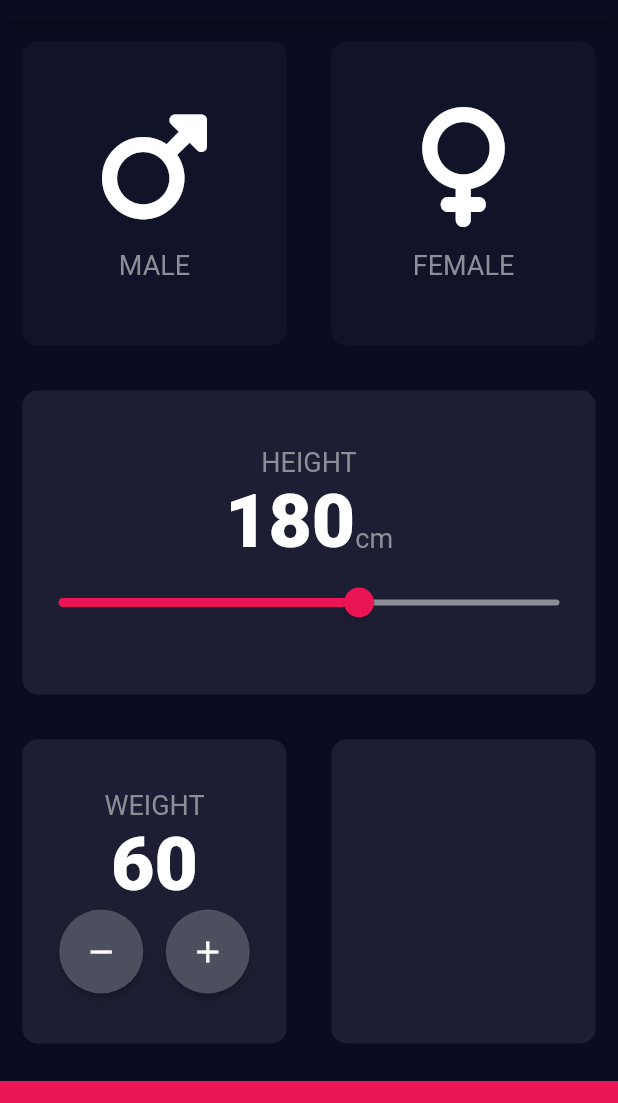
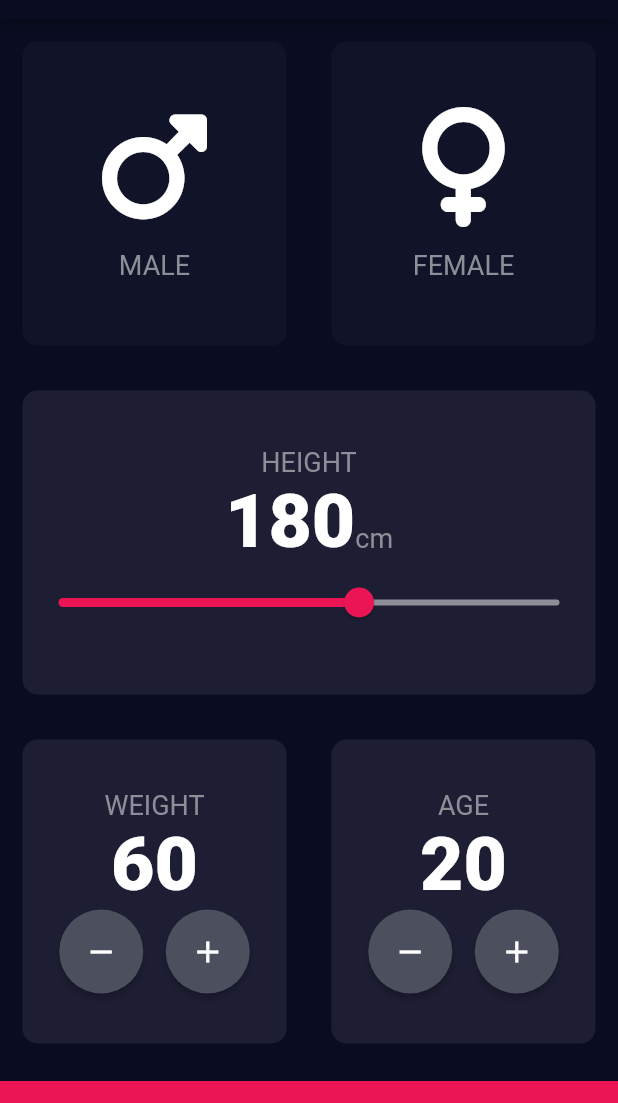
Before and after one commit to Z1Ranger/BMI-Calculator, a Flutter app: the screen it shows after launch, on a phone screen of 412 x 824 dp, the part 65-1168 px from its top. Run offline on Flutter 3.47's test engine with Material 2 defaults, Android fonts, the phone set to English and light mode, and no system bars; our stand-ins replace font_awesome_flutter.

```diff
--- a/lib/input_page.dart
+++ b/lib/input_page.dart
@@ -26,6 +26,7 @@ class _InputPageState extends State<InputPage> {
 
   int height = 180;
   int weight = 60;
+  int age = 20;
 
   @override
   Widget build(BuildContext context) {
@@ -135,7 +136,7 @@ class _InputPageState extends State<InputPage> {
                               child: Icon(Icons.remove),
                               func: () {
                                 setState(() {
-                                  weight--;
+                                  weight = weight > 0 ? --weight : 0;
                                 });
                               },
                             ),
@@ -160,6 +161,43 @@ class _InputPageState extends State<InputPage> {
                 Expanded(
                   child: BasicCard(
                     color: activeColour,
+                    cardChild: Column(
+                      mainAxisAlignment: MainAxisAlignment.center,
+                      children: <Widget>[
+                        Text(
+                          'AGE',
+                          style: labelTextStyle,
+                        ),
+                        Text(
+                          age.toString(),
+                          style: numberTextStyle,
+                        ),
+                        Row(
+                          mainAxisAlignment: MainAxisAlignment.center,
+                          children: <Widget>[
+                            RoundButtonIcon(
+                              child: Icon(Icons.remove),
+                              func: () {
+                                setState(() {
+                                  age = age > 0 ? --age : 0;
+                                });
+                              },
+                            ),
+                            SizedBox(
+                              width: 15,
+                            ),
+                            RoundButtonIcon(
+                              child: Icon(Icons.add),
+                              func: () {
+                                setState(() {
+                                  age++;
+                                });
+                              },
+                            ),
+                          ],
+                        )
+                      ],
+                    ),
                   ),
                 ),
               ],
```
